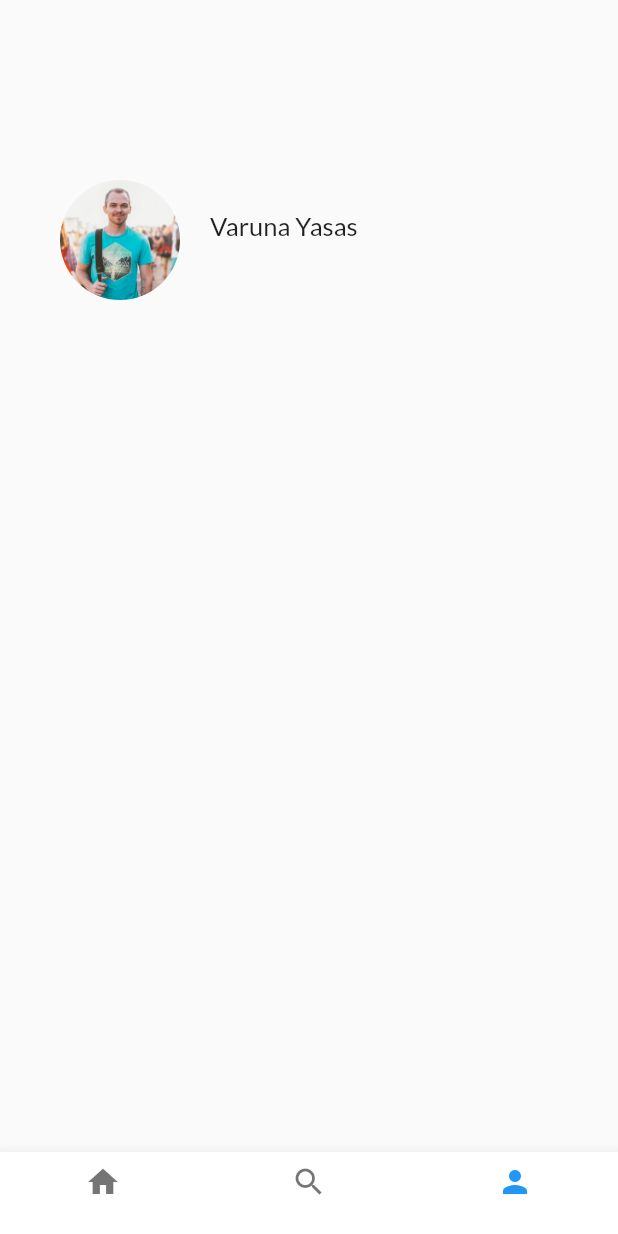
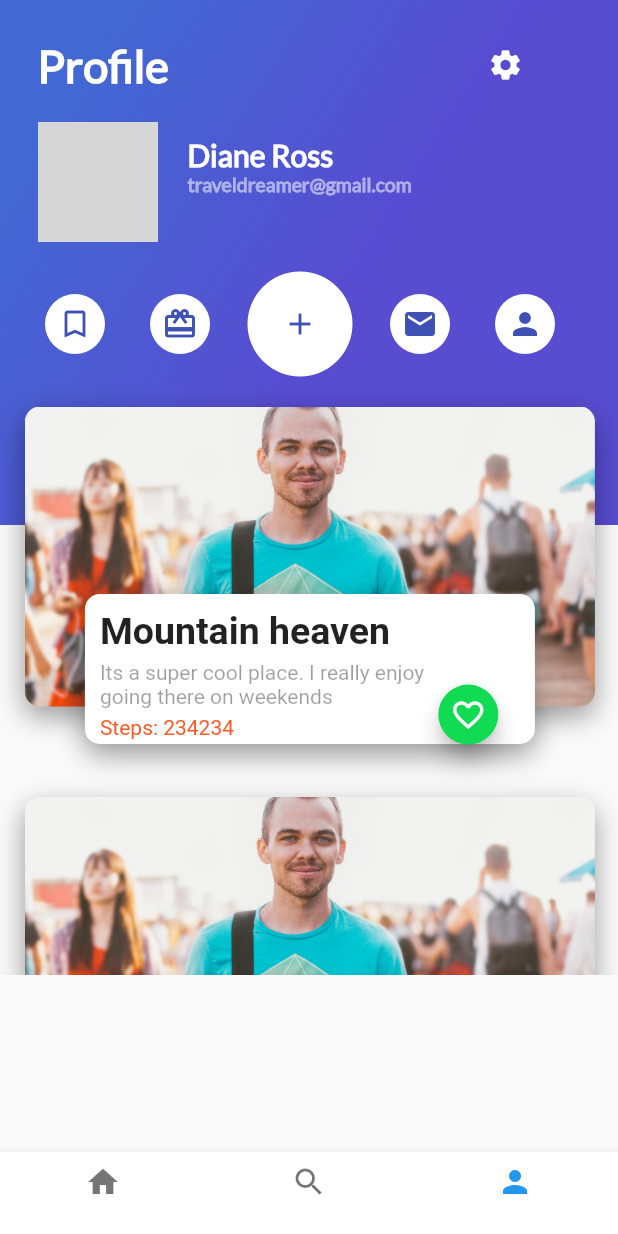
Before and after one commit to MariaPaolaRamos/RedSocialDeViajes, a Flutter app: the screen it shows after launch, item 3 of the bottom bar chosen, on a phone screen of 412 x 824 dp. Run offline on Flutter 3.47's test engine with Material 2 defaults, Android fonts, the phone set to English and light mode, and no system bars; grey boxes are pictures that could not be loaded.

Commit message:
Mi segundo respaldo funcionando todas la ventanas

```diff
--- a/lib/card_profile.dart
+++ /dev/null
@@ -1,48 +0,0 @@
-
-import 'package:flutter/material.dart';
-import 'floating_action_button_green.dart';
-class CardProfile extends StatelessWidget{
-
-  @override
-  String pathImage="assets/img/people.jpg";
-  CardProfile(this.pathImage);
-  Widget build(BuildContext context) {
-    // TODO: implement build
-    final card=Container(
-      height: 350.0,
-      width: 250.0,
-      margin: EdgeInsets.only(
-          top: 80.0,
-          left: 20.0
-      ),
-      decoration: BoxDecoration(
-          image: DecorationImage(
-            //se ajustara la imagen
-              fit: BoxFit.cover,
-              image: AssetImage(pathImage)
-          ),
-          borderRadius: BorderRadius.all(Radius.circular(10.0)),
-          shape: BoxShape.rectangle,
-          boxShadow: <BoxShadow>[
-            BoxShadow(
-              //color de la sombra
-                color: Colors.black38,
-                //degradado
-                blurRadius: 15.0,
-                //posicion de la sombra en x y y
-                offset: Offset(0.0,7.0)
-            )
-          ]
-      ),
-    );
-    return Stack(
-      alignment: Alignment(0.9,1.1),
-      children:<Widget> [
-        card,
-        FloatingActionButtonGreen()
-
-      ],
-    );
-  }
-
-}
--- a/lib/gradient_profile.dart
+++ /dev/null
@@ -1,18 +0,0 @@
-import 'package:flutter/material.dart';
-
-class GradientProfile extends StatelessWidget{
-  String pathImage='assets/img/people.jpg';
-  String title="Profile";
-  @override
-  GradientProfile(this.title);
-
-  Widget build(BuildContext context) {
-    return Column(
-
-    );
-
-
-
-  }
-
-}
--- a/lib/header_profile.dart
+++ /dev/null
@@ -1,18 +0,0 @@
-import 'package:flutter/material.dart';
-import 'package:prueba3/gradient_profile.dart';
-import 'card_image_list.dart';
-import 'gradient_back.dart';
-class HeaderProfile extends StatelessWidget{
-  @override
-  Widget build(BuildContext context) {
-    //acomodamos un elemento sobre otro
-    return Stack(
-      children:<Widget> [
-        GradientProfile("Profile"),
-        //CardImageList(),
-
-      ],
-    );
-  }
-
-}
--- /dev/null
+++ b/lib/profile_header.dart
@@ -0,0 +1,220 @@
+import 'package:flutter/material.dart';
+
+class ProfileHeader extends StatelessWidget{
+
+String usName= "Usuario";
+String usMail="mail@user.com";
+String photoPath="assets/img/people.jpg";
+String title="Profile";
+
+ProfileHeader(this.usName, this.usMail, this.photoPath, this.title);
+
+@override
+Widget build(BuildContext context) {
+// TODO: implement build
+
+final userName = Container(
+margin: EdgeInsets.only(
+left:20.0,
+),
+child: Text(
+usName,
+textAlign: TextAlign.left,
+style: TextStyle(
+color: Colors.white,
+fontFamily:"Lato",
+fontSize:20.0,
+fontWeight: FontWeight.w900
+),
+),
+);
+
+final userMail = Container(
+margin: EdgeInsets.only(
+left:20.0,
+),
+child: Text(
+usMail,
+textAlign: TextAlign.left,
+style: TextStyle(
+color: Colors.white54,
+fontFamily:"Lato",
+fontSize:13.0,
+fontWeight: FontWeight.w900
+),
+),
+);
+
+final userData= Column(
+crossAxisAlignment: CrossAxisAlignment.start,
+children: [
+userName,
+userMail
+],
+);
+
+final userPhoto = Container(
+margin: EdgeInsets.only(
+top:20.0,
+left:20.0,
+),
+width:80.0,
+height:80.0,
+decoration: BoxDecoration(
+shape: BoxShape.circle,
+image: DecorationImage(
+fit: BoxFit.cover,
+image: AssetImage(photoPath),
+)
+),
+);
+
+
+return Container(
+
+child: Column(
+children: [
+//Row que contiene profile e icono de settings
+Row(
+children: [
+Container(
+padding:EdgeInsets.only(
+top:20.0,
+left:20.0,
+),
+width:320,
+alignment: Alignment.bottomLeft,
+child: Text(
+title,
+style: TextStyle(
+color: Colors.white,
+fontSize:30.0,
+fontFamily:"Lato",
+fontWeight: FontWeight.bold
+),
+),
+),
+Container(
+alignment: Alignment.bottomRight,
+padding: EdgeInsets.only(
+top:20.0,
+),
+child: Icon(
+Icons.settings,
+color: Colors.white
+),
+)
+],
+),
+
+//Row que contiene foto de perfil, nombre y correo del usuario
+Row(
+children: [
+userPhoto,
+userData
+],
+),
+
+//Row que contiene 5 iconos
+Row(
+mainAxisAlignment: MainAxisAlignment.start,
+
+children: [
+Container(
+
+width:50,
+height:40,
+margin: EdgeInsets.only(
+left:20.0,
+top:20.0,
+),
+decoration: BoxDecoration(
+shape: BoxShape.circle,
+color: Colors.white
+),
+
+child: Icon(
+Icons.bookmark_border,
+color: Colors.indigo,
+),
+),
+Container(
+width:50,
+height:40,
+margin: EdgeInsets.only(
+left:20.0,
+top:20.0,
+),
+decoration: BoxDecoration(
+shape: BoxShape.circle,
+color: Colors.white
+),
+
+child: Icon(
+Icons.card_giftcard,
+color: Colors.indigo,
+),
+),
+
+Container(
+width:70,
+height:70,
+margin: EdgeInsets.only(
+left:20.0,
+top:20.0,
+),
+decoration: BoxDecoration(
+shape: BoxShape.circle,
+color: Colors.white
+),
+
+child: Icon(
+Icons.add,
+color: Colors.indigo,
+),
+),
+
+Container(
+width:50,
+height:40,
+margin: EdgeInsets.only(
+left:20.0,
+top:20.0,
+),
+decoration: BoxDecoration(
+shape: BoxShape.circle,
+color: Colors.white
+),
+
+child: Icon(
+Icons.mail,
+color: Colors.indigo,
+),
+),
+
+Container(
+width:50,
+height:40,
+margin: EdgeInsets.only(
+left:20.0,
+top:20.0,
+),
+decoration: BoxDecoration(
+shape: BoxShape.circle,
+color: Colors.white
+),
+
+child: Icon(
+Icons.person,
+color: Colors.indigo,
+),
+)
+],
+)
+],
+),
+
+);
+}
+
+}
--- /dev/null
+++ b/lib/profile_places.dart
@@ -0,0 +1,28 @@
+import 'package:flutter/material.dart';
+//import 'package:platzi_tripss_app/profile_review.dart';
+import 'profile_header.dart';
+import 'profile_review.dart';
+
+class ProfilePlaces extends StatelessWidget{
+
+@override
+Widget build(BuildContext context) {
+// TODO: implement build
+return Container(
+height: 650.0,
+child: ListView(
+padding: EdgeInsets.all(5.0),
+children: [
+ProfileHeader("Diane Ross", "traveldreamer@gmail.com", "assets/Diane.jpeg", "Profile"),
+ProfileReview("assets/img/people.jpg", "Its a super cool place. I really enjoy going there on weekends", "Mountain heaven", "Steps: 234234"),
+ProfileReview("assets/img/people.jpg", "Its a super cool place", "mount view", "Steps: 45764"),
+ProfileReview("assets/img/people.jpg", "Pigs on the beach. You don´t see this in other place", "Pig bay", "Steps: 198789"),
+ProfileReview("assets/img/people.jpg", "Cristal clear water and an incredible beach", "Blue diamond", "Steps: 234234"),
+ProfileReview("assets/img/people.jpg", "Beautiful beaches and blue sea. What else you need to be happy?", "White sand beach", "Steps: 234234"),
+ProfileReview("assets/img/people.jpg", "Tropical weather and the best coco locos I’ve ever tried", "Coco place", "Steps: 234234"),
+],
+),
+);;
+}
+
+}
--- /dev/null
+++ b/lib/profile_review.dart
@@ -0,0 +1,134 @@
+import 'package:flutter/material.dart';
+import 'package:flutter/cupertino.dart';
+import 'floating_action_button_green.dart';
+
+class ProfileReview extends StatelessWidget{
+
+  String pathImage = "assets/img/people.jpg";
+  String placeName;
+  String placeDescription;
+  String placeSteps;
+
+  ProfileReview(this.pathImage, this.placeDescription, this.placeName, this.placeSteps);
+
+  @override
+  Widget build(BuildContext context) {
+    // TODO: implement build
+
+    // Card que contiene la foto del lugar
+
+    final card = Container(
+
+      height: 200.0,
+      width: 380.0,
+      margin: EdgeInsets.only(
+          top: 20.0,
+          bottom: 40.0,
+          right: 10.0,
+          left: 10.0
+      ),
+      decoration: BoxDecoration(
+          image: DecorationImage(
+              fit: BoxFit.cover,
+              image: AssetImage(pathImage)
+          ),
+          borderRadius: BorderRadius.all(Radius.circular(10.0)),
+          shape: BoxShape.rectangle,
+          boxShadow: <BoxShadow>[
+            BoxShadow (
+                color: Colors.black38,
+                blurRadius: 15.0,
+                offset: Offset(0.0, 7.0)
+            )
+          ]
+      ),
+    );
+
+    // Card que contiene la información del lugar
+
+    final place = Container(
+      height: 100.0,
+      width: 300.0,
+      margin: EdgeInsets.only(
+        top: 20.0,
+        bottom: 40.0,
+      ),
+      decoration: BoxDecoration(
+          color: Colors.white,
+          borderRadius: BorderRadius.all(Radius.circular(10.0)),
+          shape: BoxShape.rectangle,
+          boxShadow: <BoxShadow>[
+            BoxShadow (
+                color: Colors.black38,
+                blurRadius: 15.0,
+                offset: Offset(0.0, 7.0)
+            )
+          ]
+      ),
+
+      child: Column(
+        crossAxisAlignment: CrossAxisAlignment.start,
+        children: [
+          Container(
+            padding: EdgeInsets.only(
+              top: 10.0,
+              left: 10.0,
+            ),
+            child: Text(placeName,
+              style: TextStyle(
+                  fontWeight: FontWeight.bold,
+                  fontSize: 25
+              ),
+            ),
+          ),
+          Container(
+            width: 230,
+            padding: EdgeInsets.only(
+                top: 5.0,
+                left: 10.0
+            ),
+            child: Text(placeDescription,
+              style: TextStyle(
+                  fontSize: 14,
+                  color: Colors.black38
+              ),
+            ),
+          ),
+          Container(
+            padding: EdgeInsets.only(
+                top: 5.0,
+                left: 10.0
+            ),
+            child: Text(placeSteps,
+              style: TextStyle(
+                  fontSize: 14,
+                  color: Colors.deepOrange
+              ),
+            ),
+          )
+
+        ],
+      ),
+    );
+
+    final cardPlace = Stack(
+      alignment: Alignment(0,1.5),
+      children: [
+        card,
+        place
+      ],
+    );
+
+    return Stack(
+      alignment: Alignment(0.6,0.9),
+      children: [
+        cardPlace,
+        FloatingActionButtonGreen()
+      ],
+    );
+
+
+
+  }
+
+}
--- a/lib/profile_trips.dart
+++ b/lib/profile_trips.dart
@@ -1,27 +1,30 @@
 import 'package:flutter/material.dart';
-import 'package:prueba3/gradient_profile.dart';
-import 'description_profile.dart';
+import 'profile_places.dart';
 
 class ProfileTrips extends StatelessWidget{
-  String pathImage='assets/img/people.jpg';
-  String descriptionDummy="Este es un bonito lugar para salir a pasear con la familia blblblblblblblbllblblblbbbblbl"
-      "blblblblblblblblblblblblblblblb"
-      "bklblbkbkbkbbbbbbbbbbbbbbbbbbbbbbbbbb";
-  String name="Varuna Yasas";
 @override
 Widget build(BuildContext context) {
 // TODO: implement build
-    return Column(
-      children: <Widget>[
-        GradientProfile("Profile"),
-        DescriptionProfile(pathImage,name,"prueba","cometanio"),
+return Stack(
+children: [
+Container(
+height:350.0,
+decoration: BoxDecoration(
+gradient: LinearGradient(
+colors: [
+Color(0xFF4268D3),
+Color(0xFF584CD1)
 ],
-    );
-      DescriptionProfile(pathImage,name,"prueba","cometanio");
-     return Scaffold(
-       //appBar: AppBar(title:Text("hola")),
-
-       body: new DescriptionProfile(pathImage,"Maria","prueba","cometanio")
+begin: FractionalOffset(0.2, 0.0),
+end: FractionalOffset(1.0, 0.6),
+stops: [0.0, 0.6],
+tileMode: TileMode.clamp
+)
+),
+alignment: Alignment(-0.9, -0.6),
+),
+ProfilePlaces()
+],
 );
 }
 
```
Lines whose indentation alone changed are shown as unchanged.
